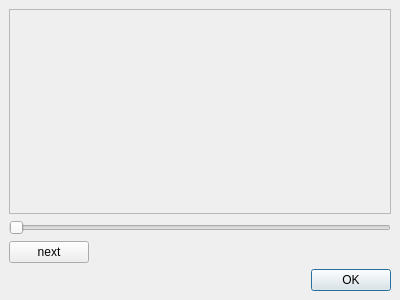
This is branches/avidemux_2.6_branch_mean/avidemux/qt4/ADM_userInterfaces/ADM_filters/seekablePreview.ui in BackupTheBerlios/avidemux-svn as Qt 5 draws it before an edit. The edited form follows.
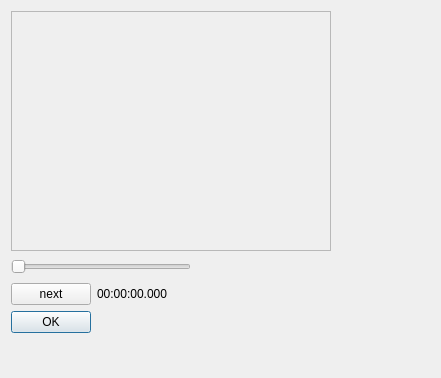
This is the edited form.

Commit message: [flyDialog] Add a setCurrentPts function, unused most of the time by handy for preview

Diff of the .ui file:
```diff
--- a/branches/avidemux_2.6_branch_mean/avidemux/qt4/ADM_userInterfaces/ADM_filters/seekablePreview.ui
+++ b/branches/avidemux_2.6_branch_mean/avidemux/qt4/ADM_userInterfaces/ADM_filters/seekablePreview.ui
@@ -6,8 +6,8 @@
    <rect>
     <x>0</x>
     <y>0</y>
-    <width>400</width>
-    <height>300</height>
+    <width>441</width>
+    <height>378</height>
    </rect>
   </property>
   <property name="sizePolicy">
@@ -19,15 +19,19 @@
   <property name="windowTitle">
    <string>Preview</string>
   </property>
-  <layout class="QVBoxLayout">
-   <property name="spacing">
-    <number>6</number>
-   </property>
-   <property name="margin">
-    <number>9</number>
-   </property>
+  <layout class="QFormLayout" name="formLayout">
+   <item row="0" column="0">
+    <layout class="QVBoxLayout" name="verticalLayout">
+     <item>
+      <layout class="QHBoxLayout" name="horizontalLayout_3">
    <item>
     <widget class="QFrame" name="frame">
+         <property name="minimumSize">
+          <size>
+           <width>320</width>
+           <height>240</height>
+          </size>
+         </property>
      <property name="frameShape">
       <enum>QFrame::StyledPanel</enum>
      </property>
@@ -37,6 +41,23 @@
     </widget>
    </item>
    <item>
+        <spacer name="horizontalSpacer_3">
+         <property name="orientation">
+          <enum>Qt::Horizontal</enum>
+         </property>
+         <property name="sizeHint" stdset="0">
+          <size>
+           <width>40</width>
+           <height>20</height>
+          </size>
+         </property>
+        </spacer>
+       </item>
+      </layout>
+     </item>
+     <item>
+      <layout class="QHBoxLayout" name="horizontalLayout_2">
+       <item>
     <widget class="QSlider" name="horizontalSlider">
      <property name="orientation">
       <enum>Qt::Horizontal</enum>
@@ -44,6 +65,26 @@
     </widget>
    </item>
    <item>
+        <spacer name="horizontalSpacer_2">
+         <property name="orientation">
+          <enum>Qt::Horizontal</enum>
+         </property>
+         <property name="sizeHint" stdset="0">
+          <size>
+           <width>40</width>
+           <height>20</height>
+          </size>
+         </property>
+        </spacer>
+       </item>
+      </layout>
+     </item>
+     <item>
+      <layout class="QHBoxLayout" name="horizontalLayout">
+       <property name="sizeConstraint">
+        <enum>QLayout::SetFixedSize</enum>
+       </property>
+       <item>
     <widget class="QPushButton" name="next">
      <property name="sizePolicy">
       <sizepolicy hsizetype="Fixed" vsizetype="Fixed">
@@ -57,6 +98,30 @@
     </widget>
    </item>
    <item>
+        <widget class="QLabel" name="label">
+         <property name="text">
+          <string>00:00:00.000</string>
+         </property>
+        </widget>
+       </item>
+       <item>
+        <spacer name="horizontalSpacer">
+         <property name="orientation">
+          <enum>Qt::Horizontal</enum>
+         </property>
+         <property name="sizeHint" stdset="0">
+          <size>
+           <width>40</width>
+           <height>20</height>
+          </size>
+         </property>
+        </spacer>
+       </item>
+      </layout>
+     </item>
+    </layout>
+   </item>
+   <item row="1" column="0">
     <widget class="QDialogButtonBox" name="buttonBox">
      <property name="orientation">
       <enum>Qt::Horizontal</enum>
```
Lines whose indentation alone changed are shown as unchanged. The commit also changes 8 other files.
